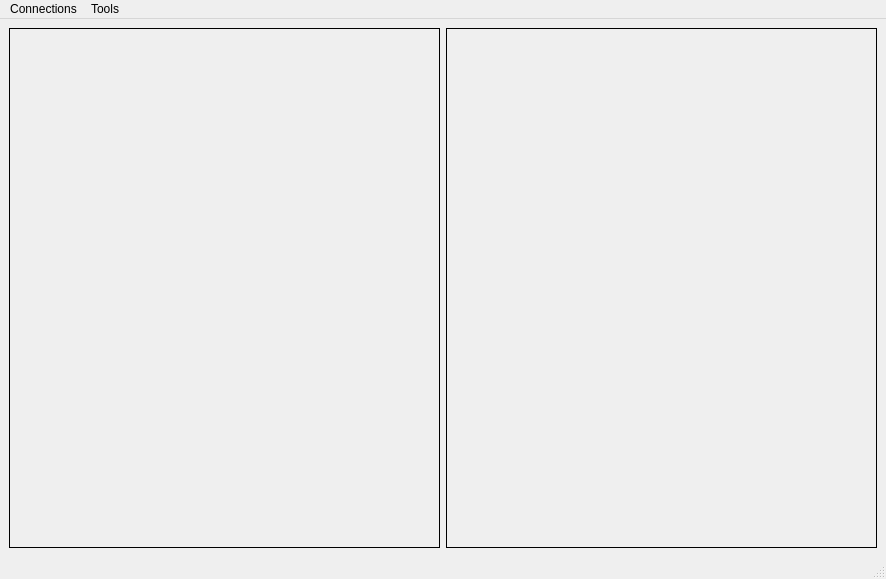
The window that src/designer/video.ui (marsinstituteSC/MissionControl) describes before a commit, drawn with Qt 5.
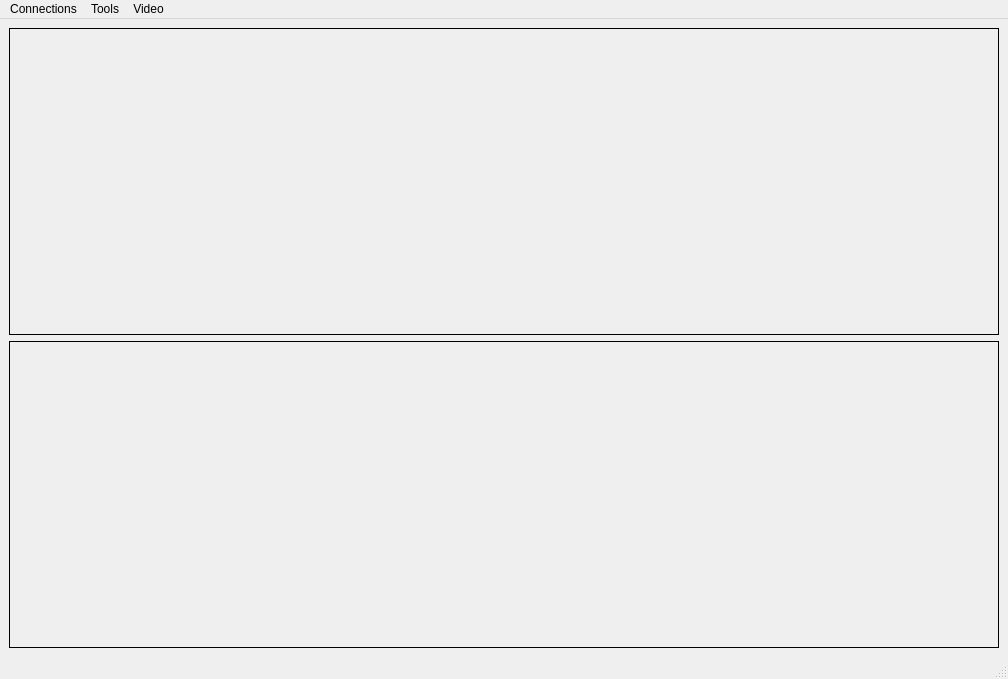
The same window after the commit.

Commit message: Video read from .ini

Diff of the .ui file:
```diff
--- a/src/designer/video.ui
+++ b/src/designer/video.ui
@@ -6,18 +6,18 @@
    <rect>
     <x>0</x>
     <y>0</y>
-    <width>886</width>
-    <height>579</height>
+    <width>1008</width>
+    <height>679</height>
    </rect>
   </property>
   <property name="windowTitle">
    <string>GIMR Video</string>
   </property>
   <widget class="QWidget" name="centralwidget">
-   <layout class="QGridLayout" name="gridLayout">
+   <layout class="QGridLayout" name="gridLayout_2">
     <item row="0" column="0">
-     <layout class="QHBoxLayout" name="horizontalLayout_2">
-      <item>
+     <layout class="QGridLayout" name="gridLayout">
+      <item row="0" column="0">
        <widget class="QLabel" name="video1">
         <property name="frameShape">
          <enum>QFrame::Box</enum>
@@ -27,7 +27,7 @@
         </property>
        </widget>
       </item>
-      <item>
+      <item row="1" column="0">
        <widget class="QLabel" name="video2">
         <property name="frameShape">
          <enum>QFrame::Box</enum>
@@ -46,7 +46,7 @@
     <rect>
      <x>0</x>
      <y>0</y>
-     <width>886</width>
+     <width>1008</width>
      <height>21</height>
     </rect>
    </property>
@@ -78,8 +78,15 @@
     </property>
     <addaction name="actionSettings"/>
    </widget>
+   <widget class="QMenu" name="menuVideo">
+    <property name="title">
+     <string>Video</string>
+    </property>
+    <addaction name="actionSwitch"/>
+   </widget>
    <addaction name="menuRun"/>
    <addaction name="menuTools"/>
+   <addaction name="menuVideo"/>
   </widget>
   <widget class="QStatusBar" name="statusbar"/>
   <action name="actionStart_Video">
```
Left out of the diff: 21 changed lines with no effect on the pictures. The commit also changes 2 other files.
